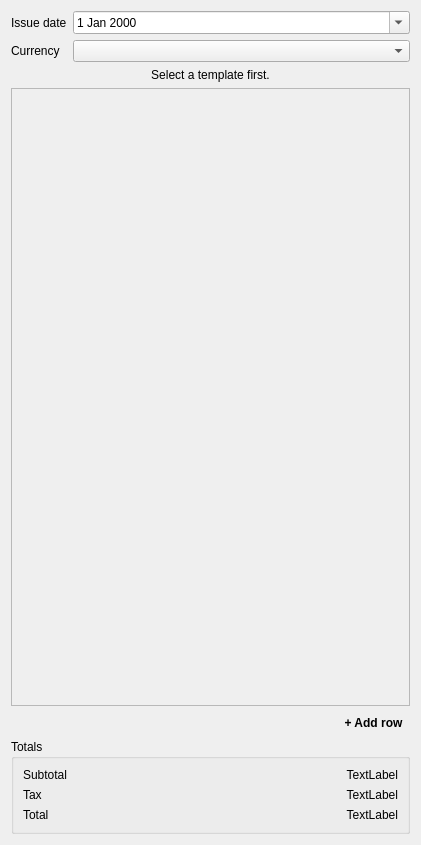
Qt form app/gui/designer/document_column.ui (kuryletso/Plater) before a commit.
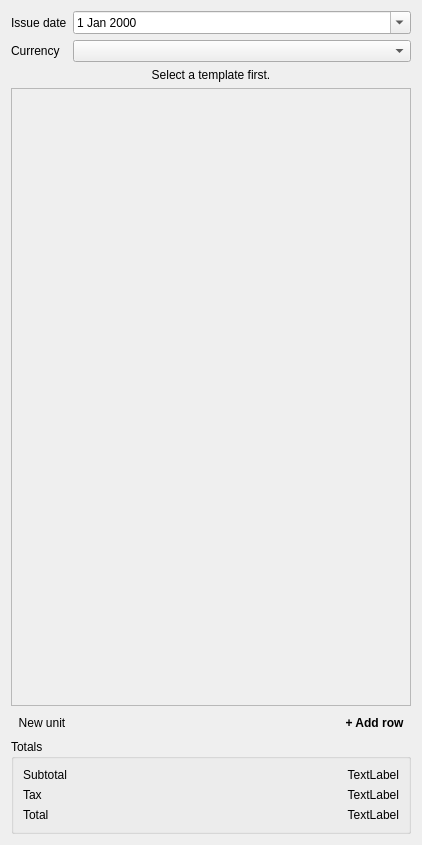
The same form after that commit.

Commit message: Added Template import and Measurement unit UI dialogs.

```diff
--- a/app/gui/designer/document_column.ui
+++ b/app/gui/designer/document_column.ui
@@ -6,14 +6,14 @@
    <rect>
     <x>0</x>
     <y>0</y>
-    <width>421</width>
+    <width>422</width>
     <height>845</height>
    </rect>
   </property>
   <property name="windowTitle">
    <string>Form</string>
   </property>
-  <layout class="QVBoxLayout" name="verticalLayout">
+  <layout class="QVBoxLayout" name="verticalLayout" stretch="0,0,3,0,0">
    <item>
     <layout class="QFormLayout" name="formLayout">
      <item row="0" column="0">
@@ -65,7 +65,7 @@
        <rect>
         <x>0</x>
         <y>0</y>
-        <width>399</width>
+        <width>400</width>
         <height>603</height>
        </rect>
       </property>
@@ -74,6 +74,16 @@
    </item>
    <item>
     <layout class="QHBoxLayout" name="horizontalLayout">
+     <item>
+      <widget class="QToolButton" name="add_unit_button">
+       <property name="text">
+        <string>New unit</string>
+       </property>
+       <property name="autoRaise">
+        <bool>true</bool>
+       </property>
+      </widget>
+     </item>
      <item>
       <spacer name="horizontalSpacer">
        <property name="orientation">
```
The commit also changes 8 other files.
